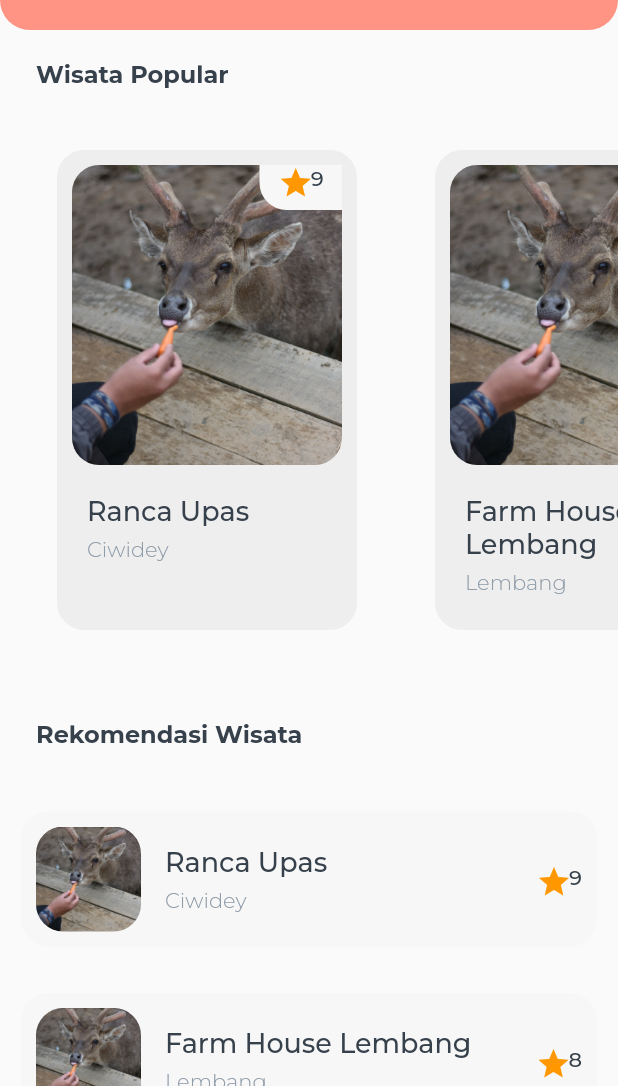
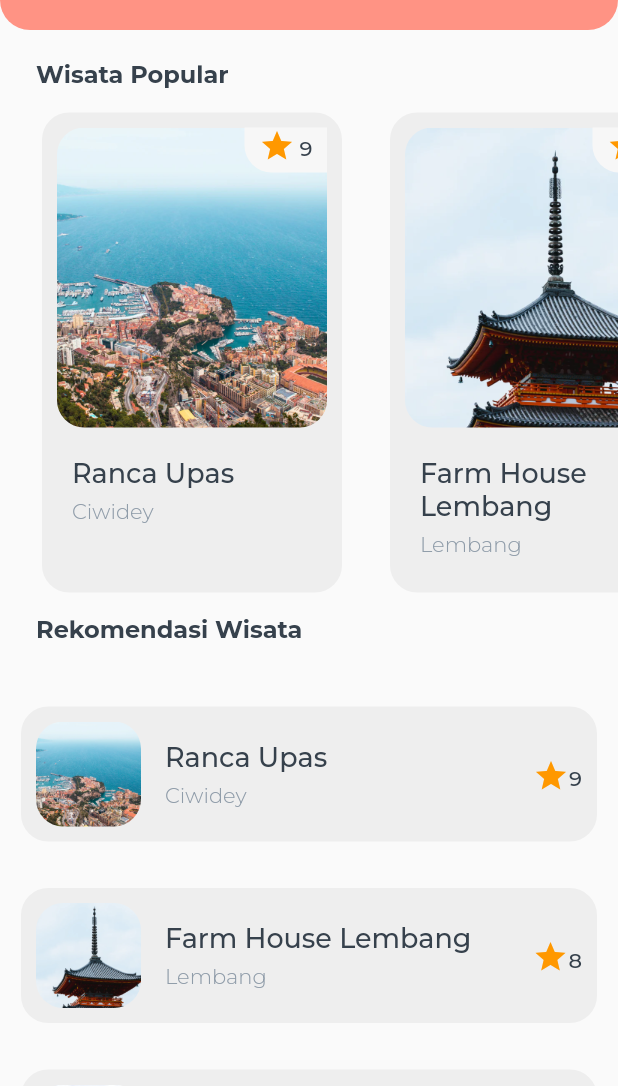
Before and after one commit to Azizalfauzi/simpatik-mobile-apps, a Flutter app: the HomePage screen opened directly, on a phone screen of 412 x 824 dp, the part 150-1236 px from its top. Run offline on Flutter 3.47's test engine with Material 2 defaults, Android fonts, the phone set to English and light mode, and no system bars; our stand-ins replace bloc, double_back_to_close_app, equatable, flutter_bloc, google_fonts, introduction_screen and 1 more; accounts and stored records are empty.

Commit message:
handling data card and layouting

```diff
--- a/lib/model/dummy_wisata_popular_model.dart
+++ b/lib/model/dummy_wisata_popular_model.dart
@@ -19,28 +19,28 @@ List<DummyWisataPopular> mockPopular = [
   DummyWisataPopular(
     1,
     "Ranca Upas",
-    "assets/images/ic_rancaupas.jpg",
+    "assets/images/image_destination1.png",
     "Ciwidey",
     9,
   ),
   DummyWisataPopular(
     2,
     "Farm House Lembang",
-    "assets/images/ic_rancaupas.jpg",
+    "assets/images/image_destination2.png",
     "Lembang",
     8,
   ),
   DummyWisataPopular(
     3,
     "Kawah Putih Ciwidey",
-    "assets/images/ic_rancaupas.jpg",
+    "assets/images/image_destination3.png",
     "Ciwidey",
     8,
   ),
   DummyWisataPopular(
     4,
     "Tangkuban Perahu",
-    "assets/images/ic_rancaupas.jpg",
+    "assets/images/image_destination4.png",
     "Lembang",
     9,
   ),
--- a/lib/model/dummy_wisata_rekomendasi_model.dart
+++ b/lib/model/dummy_wisata_rekomendasi_model.dart
@@ -18,28 +18,28 @@ List<DummyWisataRekomendasi> mockRekomendasi = [
   DummyWisataRekomendasi(
     1,
     "Ranca Upas",
-    "assets/images/ic_rancaupas.jpg",
+    "assets/images/image_destination1.png",
     "Ciwidey",
     9,
   ),
   DummyWisataRekomendasi(
     2,
     "Farm House Lembang",
-    "assets/images/ic_rancaupas.jpg",
+    "assets/images/image_destination2.png",
     "Lembang",
     8,
   ),
   DummyWisataRekomendasi(
     3,
     "Kawah Putih Ciwidey",
-    "assets/images/ic_rancaupas.jpg",
+    "assets/images/image_destination3.png",
     "Ciwidey",
     8,
   ),
   DummyWisataRekomendasi(
     4,
     "Tangkuban Perahu",
-    "assets/images/ic_rancaupas.jpg",
+    "assets/images/image_destination4.png",
     "Lembang",
     9,
   ),
--- a/lib/views/pages/home_page.dart
+++ b/lib/views/pages/home_page.dart
@@ -92,7 +92,7 @@ class _HomePageState extends State<HomePage> {
           ),
         ),
         SizedBox(
-          height: 400,
+          height: 350,
           width: double.infinity,
           child: ListView(
             scrollDirection: Axis.horizontal,
@@ -102,9 +102,9 @@ class _HomePageState extends State<HomePage> {
                     .map(
                       (e) => Padding(
                         padding: const EdgeInsets.fromLTRB(
-                          defaultMargin - 10,
+                          defaultMargin - 20,
                           0,
-                          defaultMargin - 10,
+                          defaultMargin - 20,
                           0,
                         ),
                         child: CustomCardPopular(
@@ -131,7 +131,6 @@ class _HomePageState extends State<HomePage> {
           padding: const EdgeInsets.only(
             left: defaultMargin,
             right: defaultMargin,
-            top: 20,
             bottom: 20,
           ),
           child: Row(
--- a/lib/views/widget/custom_card_popular.dart
+++ b/lib/views/widget/custom_card_popular.dart
@@ -68,10 +68,13 @@ class CustomCardPopular extends StatelessWidget {
                           color: Colors.orange,
                         ),
                       ),
-                      Text(
-                        rating.toString(),
-                        style: blackTextStyleMontserrat.copyWith(
-                          fontWeight: medium,
+                      Padding(
+                        padding: const EdgeInsets.only(top: 5,left: 5),
+                        child: Text(
+                          rating.toString(),
+                          style: blackTextStyleMontserrat.copyWith(
+                            fontWeight: medium,
+                          ),
                         ),
                       ),
                     ],
--- a/lib/views/widget/custom_card_rekomendasi_widget.dart
+++ b/lib/views/widget/custom_card_rekomendasi_widget.dart
@@ -17,17 +17,6 @@ class CustomCardRekomendasi extends StatelessWidget {
 
   @override
   Widget build(BuildContext context) {
-    // return Container(
-    //   width: double.infinity,
-    //   height: 120,
-    //   margin: EdgeInsets.only(
-    //     bottom: (id / 4 == 1) ? 100 : 5,
-    //   ),
-    //   decoration: BoxDecoration(
-    //     borderRadius: BorderRadius.circular(20),
-    //     color: Colors.grey,
-    //   ),
-    // );
     return GestureDetector(
       onTap: () {
         context.read<RoutesCubit>().emit(RoutesDetailScreen());
@@ -36,7 +25,7 @@ class CustomCardRekomendasi extends StatelessWidget {
         margin: EdgeInsets.only(top: 16, bottom: (id / 4 == 1) ? 100 : 5),
         padding: const EdgeInsets.all(10),
         decoration: BoxDecoration(
-          color: kWhiteColor,
+          color: Colors.grey.shade200,
           borderRadius: BorderRadius.circular(18),
         ),
         child: Row(
@@ -89,10 +78,13 @@ class CustomCardRekomendasi extends StatelessWidget {
                     color: Colors.orange,
                   ),
                 ),
-                Text(
-                  star.toString(),
-                  style: blackTextStyleMontserrat.copyWith(
-                    fontWeight: medium,
+                Padding(
+                  padding: const EdgeInsets.only(left: 2, top: 5),
+                  child: Text(
+                    star.toString(),
+                    style: blackTextStyleMontserrat.copyWith(
+                      fontWeight: medium,
+                    ),
                   ),
                 ),
               ],
```
Also changed, not shown: assets/images/image_destination1.png (added), assets/images/image_destination2.png (added), assets/images/image_destination3.png (added), assets/images/image_destination4.png (added).
